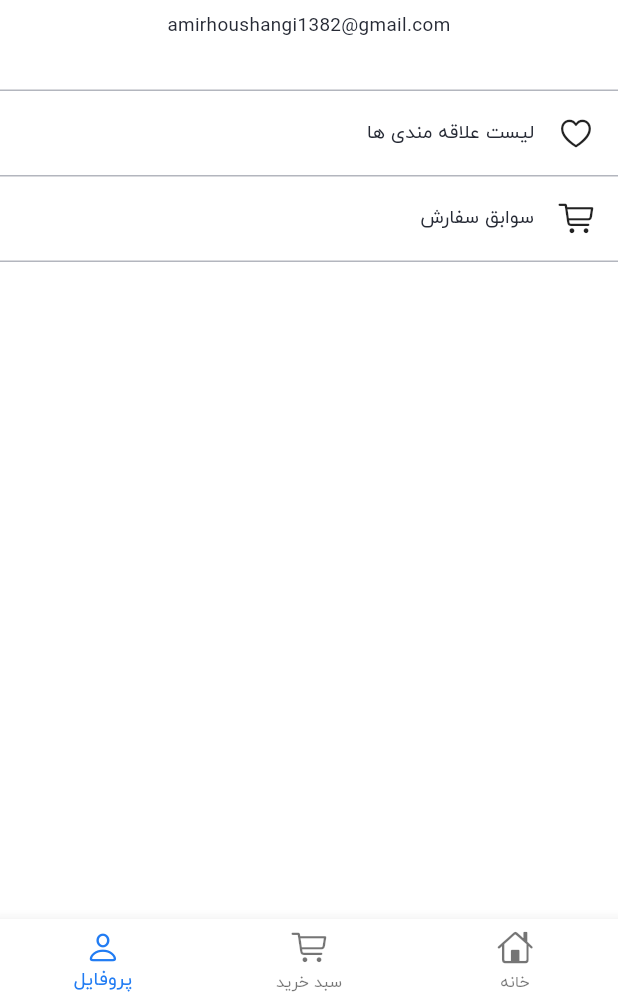
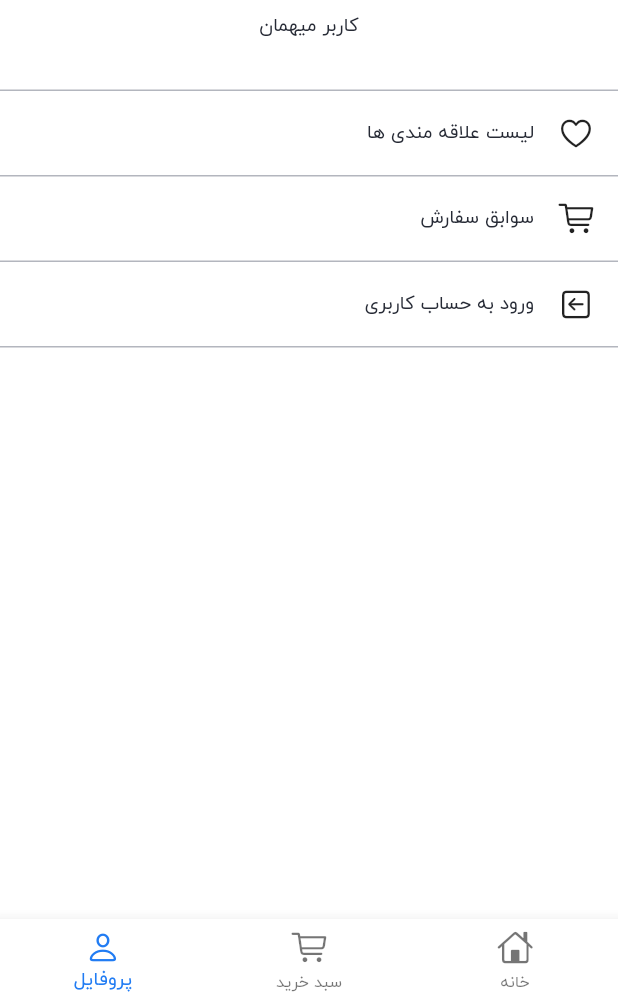
Before and after one commit to amirhoushangi/Nike_Ecommerce, a Flutter app: the screen it shows after launch, item 3 of the bottom bar chosen, on a phone screen of 412 x 824 dp, the part 230-1236 px from its top. Run offline on Flutter 3.47's test engine with Material 3 defaults, Android fonts, the phone set to English and light mode, and no system bars; our stand-ins replace bloc, cached_network_image, dio, equatable, flutter_bloc, flutter_svg and 4 more; network calls fail.

Commit message:
feat: implement profile screen logic

```diff
--- a/lib/UI/profile/profile_screen.dart
+++ b/lib/UI/profile/profile_screen.dart
@@ -1,5 +1,7 @@
 import 'package:flutter/cupertino.dart';
 import 'package:flutter/material.dart';
+import 'package:nike_ecommerce_flutter/UI/auth/auth.dart';
+import 'package:nike_ecommerce_flutter/data/auth_info.dart';
 import 'package:nike_ecommerce_flutter/data/repo/auth_repository.dart';
 import 'package:nike_ecommerce_flutter/data/repo/cart_repository.dart';
 import 'package:nike_ecommerce_flutter/theme.dart';
@@ -19,7 +21,11 @@ class ProfileScreen extends StatelessWidget {
               icon: const Icon(Icons.exit_to_app))
         ],
       ),
-      body: Center(
+      body: ValueListenableBuilder<AuthInfo?>(
+          valueListenable: AuthRepository.authChangeNotifier,
+          builder: (context, authInfo, child) {
+            final isLogin = authInfo != null && authInfo.accessToken.isNotEmpty;
+            return Center(
               child: Column(
                 crossAxisAlignment: CrossAxisAlignment.center,
                 children: <Widget>[
@@ -37,7 +43,7 @@ class ProfileScreen extends StatelessWidget {
                     ),
                     child: Image.asset('assets/img/nike_logo.png'),
                   ),
-            const Text('amirhoushangi1382@gmail.com'),
+                  Text(isLogin ? authInfo.email : 'کاربر میهمان'),
                   const SizedBox(height: 32),
                   const Divider(
                     height: 1,
@@ -78,10 +84,68 @@ class ProfileScreen extends StatelessWidget {
                   const Divider(
                     color: LightThemeColors.secondryTextColor,
                     height: 1,
+                  ),
+                  InkWell(
+                    onTap: () {
+                      if (isLogin) {
+                        showDialog(
+                            context: context,
+                            useRootNavigator: true,
+                            builder: (context) {
+                              return Directionality(
+                                textDirection: TextDirection.rtl,
+                                child: AlertDialog(
+                                  title: Text('خروج از حساب کاربری'),
+                                  content: Text(
+                                      'آیا میخواهید از حساب خود خارج شوید؟'),
+                                  actions: [
+                                    TextButton(
+                                        onPressed: () {
+                                          Navigator.pop(context);
+                                        },
+                                        child: Text('خیر')),
+                                    TextButton(
+                                        onPressed: () {
+                                          Navigator.pop(context);
+                                          authRepository.signOut();
+                                          CartRepository
+                                              .cartItemCountNotifier.value = 0;
+                                        },
+                                        child: Text('بله')),
+                                  ],
+                                ),
+                              );
+                            });
+                      } else {
+                        Navigator.of(context, rootNavigator: true).push(
+                            MaterialPageRoute(
+                                builder: (context) => const AuthScreen()));
+                      }
+                    },
+                    child: Container(
+                      padding: const EdgeInsets.fromLTRB(16, 0, 16, 0),
+                      height: 56,
+                      child: Row(
+                        children: [
+                          Icon(isLogin
+                              ? CupertinoIcons.arrow_right_square
+                              : CupertinoIcons.arrow_left_square),
+                          SizedBox(width: 16),
+                          Text(isLogin
+                              ? 'خروج از حساب کاربری'
+                              : 'ورود به حساب کاربری'),
+                        ],
+                      ),
+                    ),
+                  ),
+                  const Divider(
+                    color: LightThemeColors.secondryTextColor,
+                    height: 1,
                   )
                 ],
               ),
-      ),
+            );
+          }),
     );
   }
 }
--- a/lib/data/auth_info.dart
+++ b/lib/data/auth_info.dart
@@ -1,6 +1,7 @@
 class AuthInfo {
   final String accessToken;
   final String refreshToken;
+  final String email;
 
-  AuthInfo(this.accessToken, this.refreshToken);
+  AuthInfo(this.accessToken, this.refreshToken, this.email);
 }
--- a/lib/data/repo/auth_repository.dart
+++ b/lib/data/repo/auth_repository.dart
@@ -50,6 +50,7 @@ class AuthRepository implements IAuthRepository {
         await SharedPreferences.getInstance();
     sharedPreferences.setString("access_token", authInfo.accessToken);
     sharedPreferences.setString("refresh_token", authInfo.refreshToken);
+    sharedPreferences.setString("email", authInfo.email);
     loadAuthInfo();
   }
 
@@ -67,7 +68,8 @@ class AuthRepository implements IAuthRepository {
     debugPrint("refresh_token=$refreshToken");
 
     if (accessToken.isNotEmpty && refreshToken.isNotEmpty) {
-      authChangeNotifier.value = AuthInfo(accessToken, refreshToken);
+      authChangeNotifier.value = AuthInfo(accessToken, refreshToken,
+          sharedPreferences.getString("email") ?? '');
       debugPrint("authinfo loaded into notifier");
     } else {
       debugPrint("tokens are empty");
--- a/lib/data/source/auth_data_source.dart
+++ b/lib/data/source/auth_data_source.dart
@@ -26,8 +26,8 @@ class AuthRemoteDataSource
     });
     validateResponse(response);
 
-    return AuthInfo(
-        response.data["access_token"], response.data["refresh_token"]);
+    return AuthInfo(response.data["access_token"],
+        response.data["refresh_token"], username);
   }
 
   @override
@@ -40,7 +40,7 @@ class AuthRemoteDataSource
     });
     validateResponse(response);
     return AuthInfo(
-        response.data["access_token"], response.data["refresh_token"]);
+        response.data["access_token"], response.data["refresh_token"], '');
   }
 
   @override
```
Lines whose indentation alone changed are shown as unchanged.
